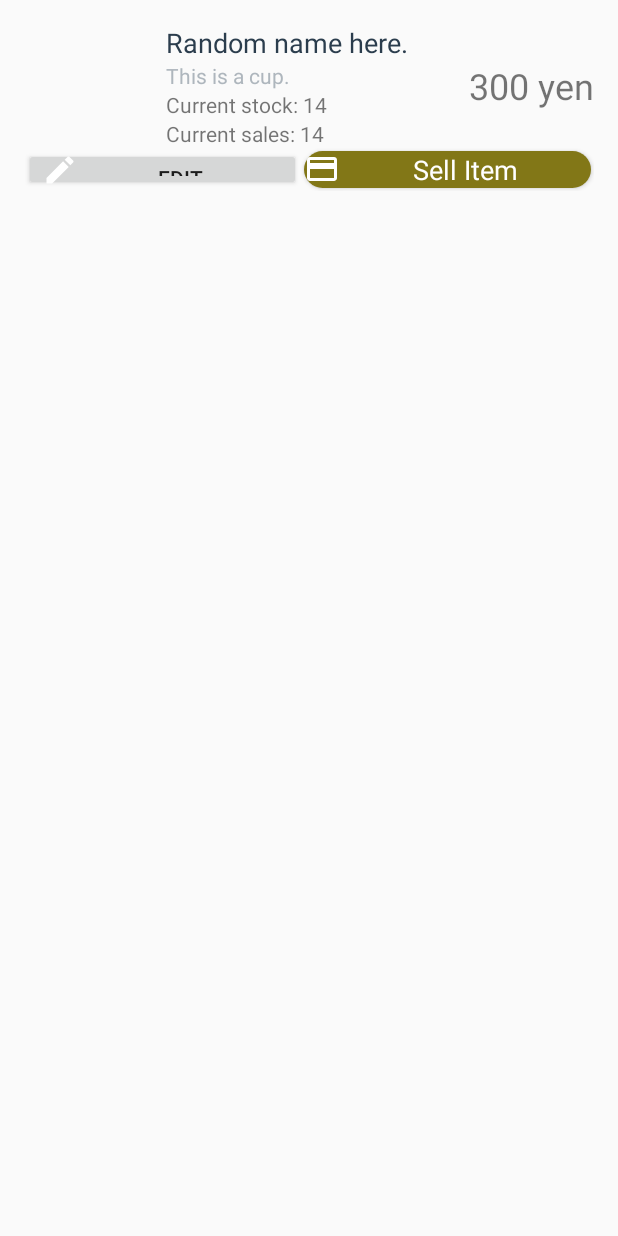
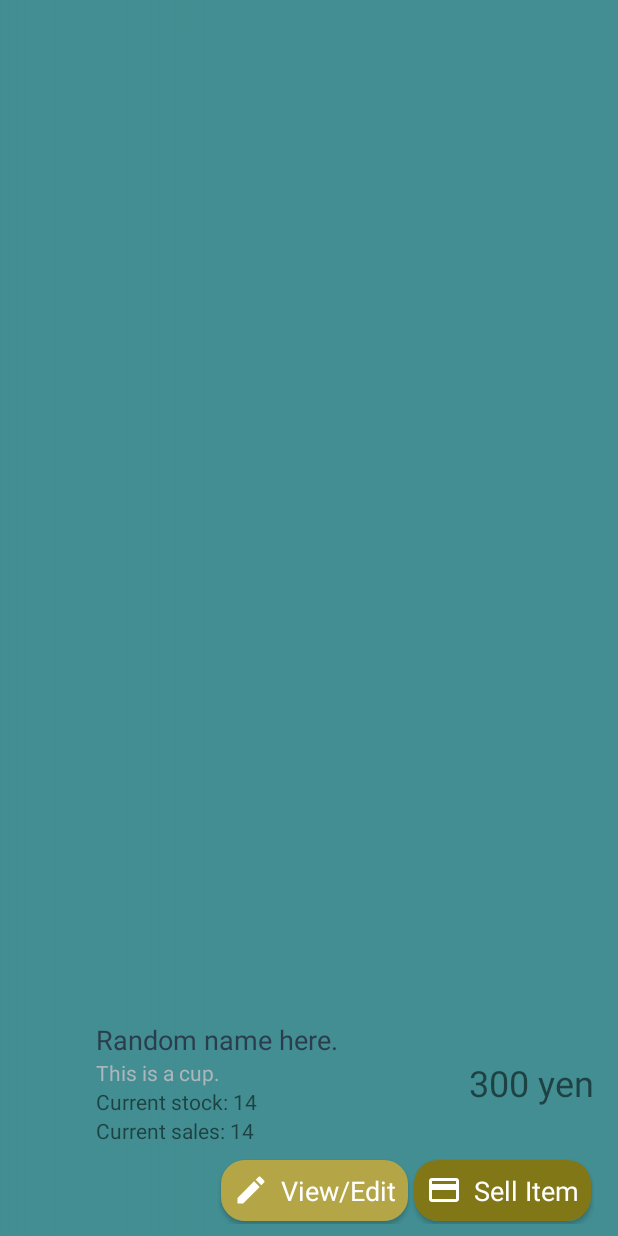
Before and after one commit to michael-lundie/freshpots, an Android app: the layout list_item.xml on its own in the app's theme, with its tools: preview values and no code run, on a phone screen of 412 x 824 dp. Run offline under Robolectric (Android 15) with nearby library versions, the phone set to English and light mode, and no system bars.

Commit message:
Updated list view with better UI.

```diff
--- /dev/null
+++ b/app/src/main/res/drawable/image_gradient.xml
@@ -0,0 +1,8 @@
+<?xml version="1.0" encoding="utf-8"?>
+<shape xmlns:android="http://schemas.android.com/apk/res/android"
+    android:shape="rectangle">
+    <gradient
+        android:startColor="#00ffffff"
+        android:endColor="@color/primaryLightColor"
+        android:angle="0"/>
+</shape>
--- /dev/null
+++ b/app/src/main/res/drawable/rounded_solid_button_gray.xml
@@ -0,0 +1,6 @@
+<?xml version="1.0" encoding="utf-8"?>
+<shape xmlns:android="http://schemas.android.com/apk/res/android"
+    android:shape="rectangle">
+    <solid android:color="@color/secondaryLightColor" />
+    <corners android:radius="16dp" />
+</shape>
--- a/app/src/main/res/layout/activity_catalogue.xml
+++ b/app/src/main/res/layout/activity_catalogue.xml
@@ -4,12 +4,14 @@
     xmlns:tools="http://schemas.android.com/tools"
     android:layout_width="match_parent"
     android:layout_height="match_parent"
-    tools:context=".DashboardActivity">
+    tools:context=".EditorActivity"
+    android:background="@color/primaryDarkColor">
 
     <ListView
         android:id="@+id/list"
         android:layout_width="match_parent"
-        android:layout_height="match_parent" />
+        android:layout_height="match_parent"
+        tools:listitem="@layout/list_item"/>
 
     <!-- Empty view for the list -->
     <RelativeLayout
--- a/app/src/main/res/layout/activity_editor.xml
+++ b/app/src/main/res/layout/activity_editor.xml
@@ -31,7 +31,7 @@
             style="@style/RoundedButtonGreen"
             android:drawablePadding="@dimen/button_drawable_padding"
             android:padding="@dimen/half_padding"
-            android:text="Add Image"
+            android:text="@string/editor_button_add_image"
             android:drawableLeft="@drawable/ic_add_photo"
             android:textAlignment="center"/>
         <ImageView
@@ -249,7 +249,7 @@
             <Button
                 android:id="@+id/restock_item"
                 style="@style/RoundedButtonGreen"
-                android:background="@drawable/rounded_solid_button"
+                android:background="@drawable/rounded_solid_button_green"
                 android:layout_width="wrap_content"
                 android:layout_height="wrap_content"
                 android:paddingRight="@dimen/editor_layout_withbutton_rightpadding"
@@ -258,7 +258,7 @@
                 android:paddingBottom="@dimen/editor_input_leftpadding"
                 android:drawableLeft="@drawable/ic_restock"
                 android:drawablePadding="@dimen/button_drawable_padding"
-                android:text="Order"/>
+                android:text="@string/editor_button_order"/>
 
         </LinearLayout>
     </LinearLayout>
--- a/app/src/main/res/layout/list_item.xml
+++ b/app/src/main/res/layout/list_item.xml
@@ -1,34 +1,43 @@
 <?xml version="1.0" encoding="utf-8"
     ?>
-<LinearLayout
+<FrameLayout
     xmlns:android="http://schemas.android.com/apk/res/android"
     xmlns:tools="http://schemas.android.com/tools"
     android:id="@+id/list_item"
     android:layout_width="match_parent"
     android:layout_height="wrap_content"
     android:orientation="vertical"
-    android:padding="@dimen/default_padding">
+    android:background="@color/primaryLightColor">
+    <ImageView
+        android:id="@+id/list_image"
+        android:layout_width="150dp"
+        android:layout_height="match_parent"
+        android:visibility="visible" />
+    <View
+        android:layout_width="150dp"
+        android:layout_height="match_parent"
+        android:background="@drawable/image_gradient"
+        />
     <LinearLayout
         android:layout_width="match_parent"
-        android:layout_height="wrap_content"
-        android:orientation="horizontal"
-        >
-        <ImageView
-            android:id="@+id/list_image"
-            android:layout_width="0dp"
-            android:layout_height="wrap_content"
-            android:layout_weight="1"
-            android:visibility="visible"/>
+        android:layout_height="match_parent"
+        android:orientation="vertical">
             <RelativeLayout
                 android:id="@+id/information_wrapper"
-            android:layout_width="0dp"
+                android:layout_width="match_parent"
                 android:layout_height="wrap_content"
+                android:layout_marginLeft="48dp"
+                android:layout_marginTop="@dimen/default_padding"
+                android:layout_marginRight="@dimen/default_padding"
+                android:paddingLeft="@dimen/default_padding"
+                android:background="@color/primaryLightColorTrans"
                 android:gravity="bottom"
                 android:layout_weight="3">
                 <TextView
                     android:id="@+id/name"
                     android:layout_width="wrap_content"
                     android:layout_height="wrap_content"
+                    android:layout_marginTop="@dimen/half_padding"
                     android:textAppearance="?android:textAppearanceMedium"
                     android:textColor="#2B3D4D"
                     tools:text="Random name here."
@@ -51,6 +60,7 @@
                     android:id="@+id/sales"
                     android:layout_width="wrap_content"
                     android:layout_height="wrap_content"
+                    android:layout_marginBottom="@dimen/half_padding"
                     android:layout_below="@+id/stock"
                     tools:text="Current sales: 14"/>
                 <TextView
@@ -62,29 +72,37 @@
                     android:layout_below="@+id/name"
                     tools:text="300 yen"/>
             </RelativeLayout>
-    </LinearLayout>
         <LinearLayout
             android:layout_width="match_parent"
             android:layout_height="wrap_content"
+            android:gravity="end"
+            android:layout_marginBottom="@dimen/half_padding"
+            android:paddingRight="@dimen/default_padding"
             android:orientation="horizontal"
+
             >
             <Button
+                style="@style/RoundedButtonBlue"
                 android:id="@+id/edit_item"
                 android:layout_width="wrap_content"
                 android:layout_height="match_parent"
+                android:padding="@dimen/half_padding"
                 android:text="@string/button_edit"
-            android:layout_weight="1"
+                android:drawablePadding="@dimen/half_padding"
+
                 android:drawableLeft="@drawable/ic_edit"/>
 
             <Button
                 style="@style/RoundedButtonGreen"
                 android:id="@+id/sell_item"
-            android:layout_weight="1"
                 android:layout_width="wrap_content"
                 android:layout_height="wrap_content"
-            android:theme="@style/ButtonImpact"
+                android:padding="@dimen/half_padding"
+                android:drawablePadding="@dimen/half_padding"
                 android:drawableLeft="@drawable/ic_credit_card"
                 android:text="@string/button_sale"
                 />
         </LinearLayout>
+
     </LinearLayout>
+</FrameLayout>
--- a/app/src/main/res/values/colors.xml
+++ b/app/src/main/res/values/colors.xml
@@ -3,6 +3,7 @@
 <color name="colorAccent">#FF4081</color>
 <color name="primaryColor">#006064</color>
 <color name="primaryLightColor">#428e92</color>
+<color name="primaryLightColorTrans">#BF428e92</color>
 <color name="primaryDarkColor">#00363a</color>
 <color name="secondaryColor">#827717</color>
 <color name="secondaryLightColor">#b4a647</color>
--- a/app/src/main/res/values/strings.xml
+++ b/app/src/main/res/values/strings.xml
@@ -20,8 +20,17 @@
     <!-- Label for overflow menu option that links to the editor activity [CHAR LIMIT=20] -->
     <string name="action_goto_editor">Editor</string>
 
+    <!-- Text for item type information in catalogue view [CHAR LIMIT=20] -->
+    <string name="catalogue_item_type_text">Item Type:</string>
+
+    <!-- Text for stock information in catalogue view [CHAR LIMIT=20] -->
+    <string name="catalogue_stock_text">Current Stock:</string>
+
+    <!-- Text for sales information in catalogue view [CHAR LIMIT=20] -->
+    <string name="catalogue_sales_text">Sales:</string>
+
     <!-- Button Label for sale in catalogue activity [CHAR LIMIT=12] -->
-    <string name="button_edit">Edit</string>
+    <string name="button_edit">View/Edit</string>
 
     <!-- Button Label for sale in catalogue activity [CHAR LIMIT=12] -->
     <string name="button_sale">Sell Item</string>
@@ -114,6 +123,15 @@
     <!-- Dialog prompt button: cancel deletion. [CHAR LIMIT=20] -->
     <string name="cancel">Cancel</string>
 
+    <!-- Editor button: Add Image. [CHAR LIMIT=20] -->
+    <string name="editor_button_add_image">Add Image</string>
+
+    <!-- Editor button: Edit Image. [CHAR LIMIT=20] -->
+    <string name="editor_button_edit_image">Edit Image</string>
+
+    <!-- Editor button: Edit Image. [CHAR LIMIT=20] -->
+    <string name="editor_button_order">Order</string>
+
     <!-- Toast message for successful item deletion [CHAR LIMIT=NONE] -->
     <string name="editor_delete_pet_successful">Product deleted.</string>
 
@@ -135,13 +153,13 @@
     <!-- Toast message for successful item deletion [CHAR LIMIT=NONE] -->
     <string name="editor_nothing_added">No products were added.</string>
 
-    <!-- Dialogue category title for restock [CHAR LIMIT=30@S] -->
+    <!-- Dialogue category title for restock [CHAR LIMIT=30] -->
     <string name="dialogue_restock_choose_quantity">Choose Order Quantity</string>
 
-    <!-- Dialogue restock - counter maximum [CHAR LIMIT=30@S] -->
+    <!-- Dialogue restock - counter maximum [CHAR LIMIT=30] -->
     <string name="dialogue_restock_toast_counter_max">Sorry! Maximum stock order is</string>
 
-    <!-- Dialogue restock - counter maximum [CHAR LIMIT=30@S] -->
+    <!-- Dialogue restock - counter maximum [CHAR LIMIT=30] -->
     <string name="dialogue_restock_toast_counter_min">Sorry! You can\'t order less than one item.</string>
 
     <!-- Toast message for no stock [CHAR LIMIT=NONE] -->
--- a/app/src/main/res/values/styles.xml
+++ b/app/src/main/res/values/styles.xml
@@ -102,17 +102,24 @@
         <item name="android:layout_marginBottom">@dimen/default_padding</item>
     </style>
 
-    <!-- Style for rounded button green -->
-    <style name="RoundedButtonGreen">
+    <!-- Style for rounded button -->
+    <style name="RoundedButton">
         <item name="android:minHeight">0dp</item>
         <item name="android:minWidth">0dp</item>
         <item name="android:layout_height">30dp</item>
         <item name="android:layout_width">30dp</item>
         <item name="android:layout_gravity">center_vertical</item>
         <item name="android:layout_margin">2dp</item>
-        <item name="android:background">@drawable/rounded_solid_button</item>
         <item name="android:textColor">@color/primaryTextColor</item>
         <item name="android:textAppearance">?android:textAppearanceMedium</item>
+    </style>
+
+    <style name="RoundedButtonGreen" parent="RoundedButton">
+        <item name="android:background">@drawable/rounded_solid_button_green</item>
+    </style>
+
+    <style name="RoundedButtonBlue" parent="RoundedButton">
+        <item name="android:background">@drawable/rounded_solid_button_gray</item>
     </style>
 
 
```
Also changed, not shown: app/src/main/java/io/lundie/michael/freshpots/EditorActivity.java (+27 -12 lines), app/src/main/java/io/lundie/michael/freshpots/ItemCursorAdapter.java (+6 -3 lines), app/src/main/java/io/lundie/michael/freshpots/dialogs/BaseDialogFragment.java (added, +24 -0 lines), app/src/main/java/io/lundie/michael/freshpots/dialogs/GeneralDialogFragment.java (added, +104 -0 lines), app/src/main/java/io/lundie/michael/freshpots/utilities/DecodeByteArrayAsyncTask.java (added, +38 -0 lines), app/src/main/res/drawable/rounded_solid_button_green.xml (renamed from app/src/main/res/drawable/rounded_solid_button.xml). Lines whose indentation alone changed are shown as unchanged.
